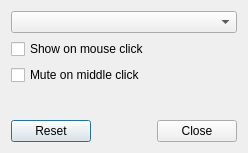
Before: the Qt Designer form plugin-volume/razorvolumeconfiguration.ui in lxqt/lxqt-panel, drawn with Qt 5.
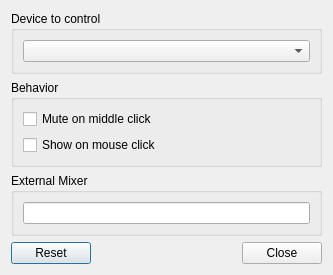
After: the same form once the commit is applied.

Commit message: panel-volume: Fix configuration and add external mixer settings

What changed in the file:
```diff
--- a/plugin-volume/razorvolumeconfiguration.ui
+++ b/plugin-volume/razorvolumeconfiguration.ui
@@ -6,8 +6,8 @@
    <rect>
     <x>0</x>
     <y>0</y>
-    <width>248</width>
-    <height>153</height>
+    <width>333</width>
+    <height>259</height>
    </rect>
   </property>
   <property name="windowTitle">
@@ -15,34 +15,51 @@
   </property>
   <layout class="QVBoxLayout" name="verticalLayout">
    <item>
-    <widget class="QComboBox" name="devAddedCombo"/>
-   </item>
-   <item>
-    <widget class="QCheckBox" name="showOnClickCheckBox">
-     <property name="text">
-      <string>Show on mouse click</string>
+    <widget class="QGroupBox" name="groupBox">
+     <property name="title">
+      <string>Device to control</string>
      </property>
+     <layout class="QVBoxLayout" name="verticalLayout_2">
+      <item>
+       <widget class="QComboBox" name="devAddedCombo"/>
+      </item>
+     </layout>
     </widget>
    </item>
    <item>
-    <widget class="QCheckBox" name="muteOnMiddleClickCheckbox">
-     <property name="text">
-      <string>Mute on middle click</string>
+    <widget class="QGroupBox" name="groupBox_2">
+     <property name="title">
+      <string>Behavior</string>
      </property>
+     <layout class="QVBoxLayout" name="verticalLayout_3">
+      <item>
+       <widget class="QCheckBox" name="muteOnMiddleClickCheckbox">
+        <property name="text">
+         <string>Mute on middle click</string>
+        </property>
+       </widget>
+      </item>
+      <item>
+       <widget class="QCheckBox" name="showOnClickCheckBox">
+        <property name="text">
+         <string>Show on mouse click</string>
+        </property>
+       </widget>
+      </item>
+     </layout>
     </widget>
    </item>
    <item>
-    <spacer name="verticalSpacer">
-     <property name="orientation">
-      <enum>Qt::Vertical</enum>
+    <widget class="QGroupBox" name="groupBox_3">
+     <property name="title">
+      <string>External Mixer</string>
      </property>
-     <property name="sizeHint" stdset="0">
-      <size>
-       <width>20</width>
-       <height>41</height>
-      </size>
-     </property>
-    </spacer>
+     <layout class="QVBoxLayout" name="verticalLayout_4">
+      <item>
+       <widget class="QLineEdit" name="mixerLineEdit"/>
+      </item>
+     </layout>
+    </widget>
    </item>
    <item>
     <widget class="QDialogButtonBox" name="buttons">
```
The commit also changes 7 other files.
